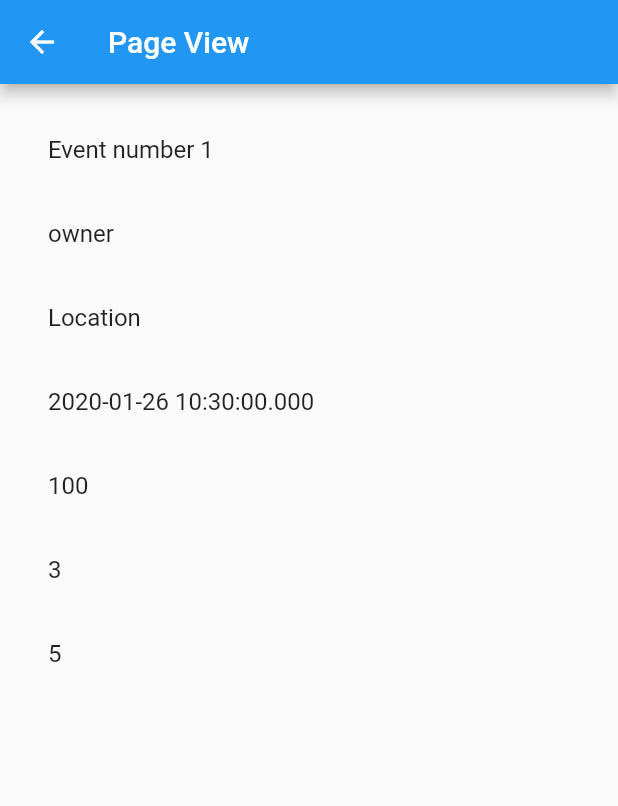
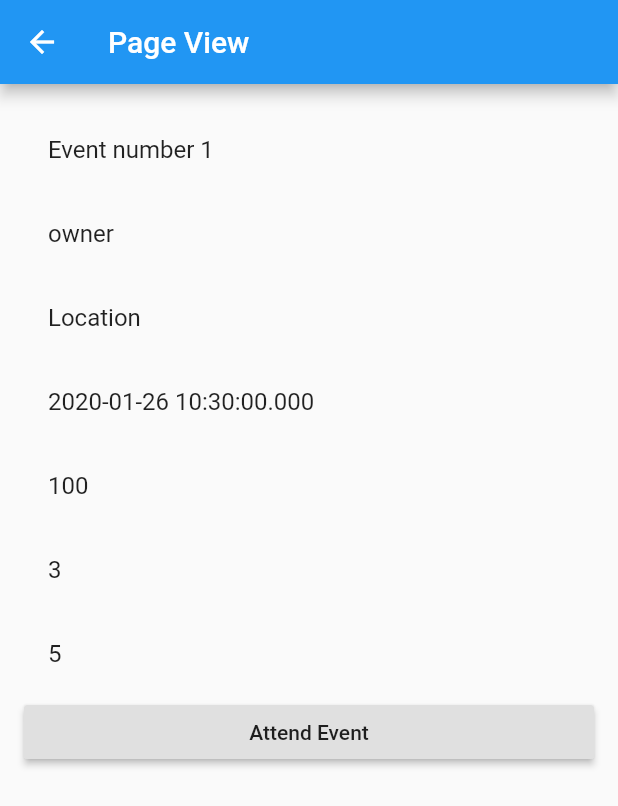
Before and after one commit to Kitenite/social_challenges, a Flutter app: the screen it shows after launch, after a tap on "Event number 1", on a phone screen of 412 x 824 dp. Shown: the top 806 px of the screen. Run offline on Flutter 3.47's test engine with Material 2 defaults, Android fonts, the phone set to English and light mode, and no system bars; our stand-ins replace firebase_analytics; accounts and stored records are empty.

Commit message:
attand button

```diff
--- a/lib/events.dart
+++ b/lib/events.dart
@@ -90,10 +90,7 @@ class User {
 
 // Profile: Score, username, list of upcoming challenges, past challenges and challenges they own
 
-class EventPage extends StatelessWidget {
-  final Event event;
-  EventPage({Key key, @required this.event}) : super(key: key);
-
+class EventPageState extends State<EventPage> {
 
   @override
   Widget build(BuildContext context) {
@@ -102,7 +99,7 @@ class EventPage extends StatelessWidget {
         title: Text("Page View"),
       ),
       body: Center(
-        child: displayEvent(event),
+        child: displayEvent(widget.event),
       ),
     );
   }
@@ -110,7 +107,7 @@ class EventPage extends StatelessWidget {
   Widget displayEvent(Event event){
     return ListView.builder(
         padding: const EdgeInsets.all(16.0),
-        itemCount: 7,
+        itemCount: 8,
         itemBuilder: /*1*/ (context, i) {
           if(i==0){
             return _buildRow(event.title);
@@ -130,8 +127,18 @@ class EventPage extends StatelessWidget {
           else if (i==5){
             return _buildRow(event.numAttending);
           }
+          else if (i==6){
+            return _buildRow(event.maxAttendance);
+          }
           else {
-            return _buildRow(event.maxAttendance);
+            return RaisedButton(
+              onPressed: () {
+                _neverSatisfied();
+              },
+              child: Text(
+                "Attend Event",
+              ),
+            );
           }
         });
   }
@@ -142,4 +149,41 @@ class EventPage extends StatelessWidget {
     );
   }
 
+  Future<void> _neverSatisfied() async {
+    return showDialog<void>(
+      context: context,
+      barrierDismissible: false, // user must tap button!
+      builder: (BuildContext context) {
+        return AlertDialog(
+          title: Text('Rewind and remember'),
+          content: SingleChildScrollView(
+            child: ListBody(
+              children: <Widget>[
+                Text('You will never be satisfied.'),
+                Text('You\’re like me. I’m never satisfied.'),
+              ],
+            ),
+          ),
+          actions: <Widget>[
+            FlatButton(
+              child: Text('Regret'),
+              onPressed: () {
+                Navigator.of(context).pop();
+              },
+            ),
+          ],
+        );
+      },
+    );
+  }
+
 }
+
+class EventPage extends StatefulWidget{
+  final Event event;
+  EventPage({Key key, @required this.event}) : super(key: key);
+
+  @override
+  EventPageState createState() => EventPageState();
+
+}
```
